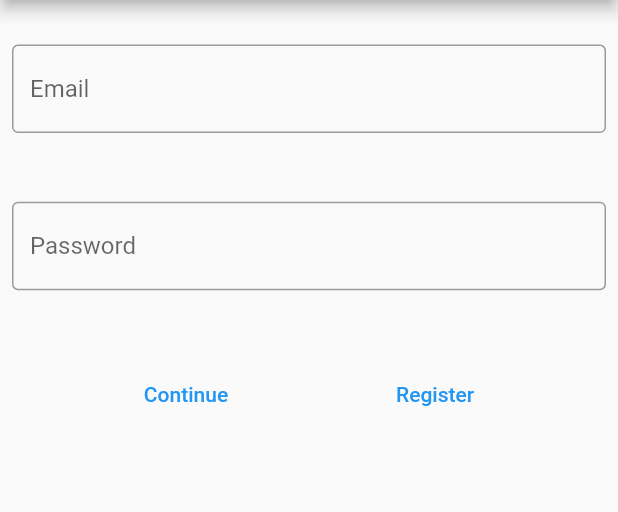
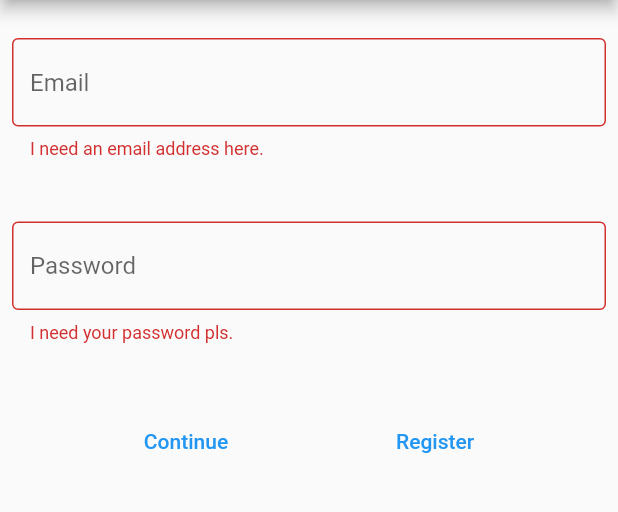
Before and after one commit to yale-swe/s22-eloit, a Flutter app: the screen it shows after launch, after a tap on "Continue", on a phone screen of 412 x 824 dp, the part 84-596 px from its top. Run offline on Flutter 3.47's test engine with Material 2 defaults, Android fonts, the phone set to English and light mode, and no system bars; our stand-ins replace firebase_auth, firebase_core; accounts and stored records are empty.

Commit message:
Added front end validation for signin page. Defined front end requirements for password

```diff
--- a/lib/screens/auth/auth_widget.dart
+++ b/lib/screens/auth/auth_widget.dart
@@ -14,10 +14,12 @@ class AuthBox extends StatefulWidget {
   State<AuthBox> createState() => _AuthBoxState();
 }
 
-
 class _AuthBoxState extends State<AuthBox> {
   var emailController = TextEditingController();
   var passwordController = TextEditingController();
+
+  // This is for form validation
+  final GlobalKey<FormState> _key = GlobalKey<FormState>();
 
   @override
   Widget build(BuildContext context) {
@@ -33,14 +35,19 @@ class _AuthBoxState extends State<AuthBox> {
       ),
       body: SizedBox(
         width: side,
-        height: side/1.3,
+        height: side/1.2,
+        child: Form(
+          // TODO: See what the line below would do
+          // autovalidateMode: AutovalidateMode.onUserInteraction,
+          key: _key,
           child: Column(
             mainAxisAlignment: MainAxisAlignment.spaceEvenly,
             // crossAxisAlignment: CrossAxisAlignment.start,
             children: <Widget>[
               Padding(
                 padding: const EdgeInsets.symmetric(horizontal: 8, vertical: 16),
-              child: TextField(
+                child: TextFormField(
+                  validator: inspectEmail,
                   controller: emailController,
                   decoration: const InputDecoration(
                     border: OutlineInputBorder(),
@@ -50,7 +57,8 @@ class _AuthBoxState extends State<AuthBox> {
               ),
               Padding (
                 padding: const EdgeInsets.symmetric(horizontal: 8, vertical: 16),
-              child: TextField(
+                child: TextFormField(
+                  validator: inspectSigninPassword,
                   controller: passwordController,
                   obscureText: true,
                   decoration: const InputDecoration(
@@ -66,6 +74,7 @@ class _AuthBoxState extends State<AuthBox> {
                     padding: EdgeInsets.symmetric(horizontal: 8, vertical: 16),
                     child: TextButton(
                       onPressed: () async {
+                        if (_key.currentState!.validate()) {
                           bool readyToSignIn = await SignInFunc(
                             emailController.text, passwordController.text
                             );
@@ -80,6 +89,7 @@ class _AuthBoxState extends State<AuthBox> {
                           else {
                             // STAY here
                             print('Login failed!');
+                          }
                         }
                       },
                       child: Text('Continue'),
@@ -106,13 +116,71 @@ class _AuthBoxState extends State<AuthBox> {
                         }
                       },
                       child: Text('Register'),
-                  )
-                )
+                    ),
+                  ),
                 ],
-            )
-          ]
+              ),
+            ],
+          ),
         ),
       ),
     );
   }
 }
+
+
+String? inspectEmail(String? formEmail) {
+  // First check that the email field is not empty
+  if (formEmail == null || formEmail.isEmpty) {
+    return 'I need an email address here.';
+  }
+
+  // Then check if the email looks valid
+  String pattern = r'^.{1,}@.{1,}\..{1,}$';
+  RegExp regEx = RegExp(pattern);
+  if (!regEx.hasMatch(formEmail)) {
+    return "Email doesn't look valid";
+  }
+
+  // The email looks valid. Return null
+  return null;
+}
+
+String? inspectSigninPassword(String? formPassword) {
+  // First check that the password field is not empty
+  if (formPassword == null || formPassword.isEmpty) {
+    return 'I need your password pls.';
+  }
+
+  // Then check if the given password has the right number of characters...
+  if (formPassword.length < 6){
+    return 'Password needs to be at least 6 characters.';
+  }
+  if (formPassword.length > 20) {
+    return 'Password length cannot exceed 20 characters';
+  }
+
+  return null;
+}
+
+String? inspectRegisterPassword(String? formPassword) {
+  // First check that the password field is not empty
+  if (formPassword == null || formPassword.isEmpty) {
+    return 'Pls insert a password';
+  }
+
+  // Define the requirements for a password.
+  String rPattern = '^.[0-9a-zA-Z@#\\\$%^&-+=()]{6,20}\$';
+  RegExp regex = RegExp(rPattern);
+
+  // If the
+  if (!regex.hasMatch(formPassword)) {
+    if (formPassword.length < 6 || formPassword.length > 20) {
+      return 'This must be between 6 and 20 characters long.';
+    }
+
+    return 'Only use alphabets, numbers or one of @#\\\$%^&)(-+=';
+  }
+
+  return null;
+}
```
Lines whose indentation alone changed are shown as unchanged.
